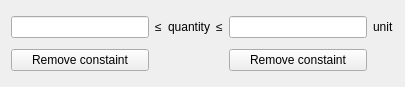
silx-kit/pyFAI, file pyFAI/resources/gui/constraint-drop.ui: the form before one commit.
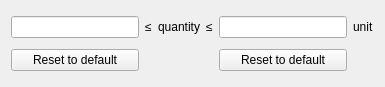
The form after the commit.

Commit message: Manage the default constraints

```diff
--- a/pyFAI/resources/gui/constraint-drop.ui
+++ b/pyFAI/resources/gui/constraint-drop.ui
@@ -6,7 +6,7 @@
    <rect>
     <x>0</x>
     <y>0</y>
-    <width>405</width>
+    <width>385</width>
     <height>87</height>
    </rect>
   </property>
@@ -38,20 +38,6 @@
    <item row="0" column="1">
     <widget class="QLineEdit" name="_min"/>
    </item>
-   <item row="1" column="1">
-    <widget class="QPushButton" name="_removeMin">
-     <property name="text">
-      <string>Remove constaint</string>
-     </property>
-    </widget>
-   </item>
-   <item row="1" column="5">
-    <widget class="QPushButton" name="_removeMax">
-     <property name="text">
-      <string>Remove constaint</string>
-     </property>
-    </widget>
-   </item>
    <item row="0" column="5">
     <widget class="QLineEdit" name="_max"/>
    </item>
@@ -62,6 +48,20 @@
      </property>
     </widget>
    </item>
+   <item row="1" column="1">
+    <widget class="QPushButton" name="_resetMin">
+     <property name="text">
+      <string>Reset to default</string>
+     </property>
+    </widget>
+   </item>
+   <item row="1" column="5">
+    <widget class="QPushButton" name="_resetMax">
+     <property name="text">
+      <string>Reset to default</string>
+     </property>
+    </widget>
+   </item>
   </layout>
  </widget>
  <resources/>
```
The commit also changes 1 other file.
